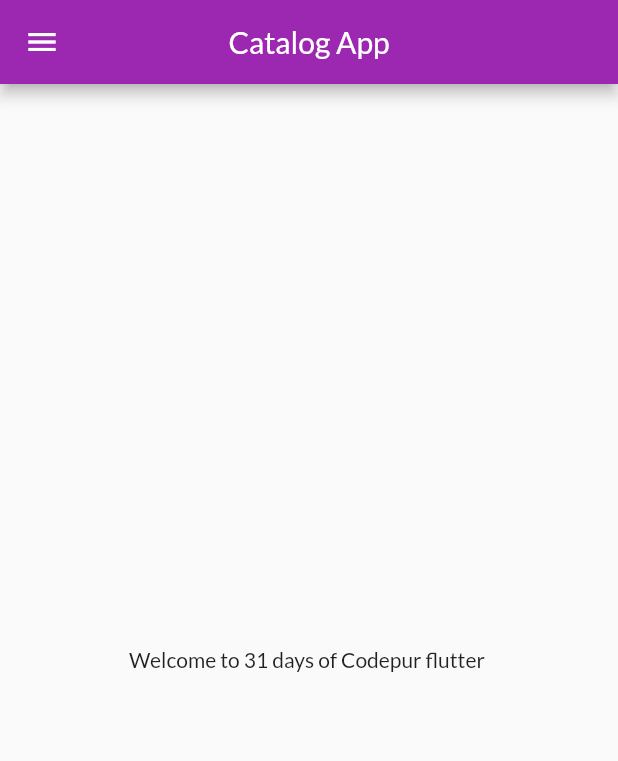
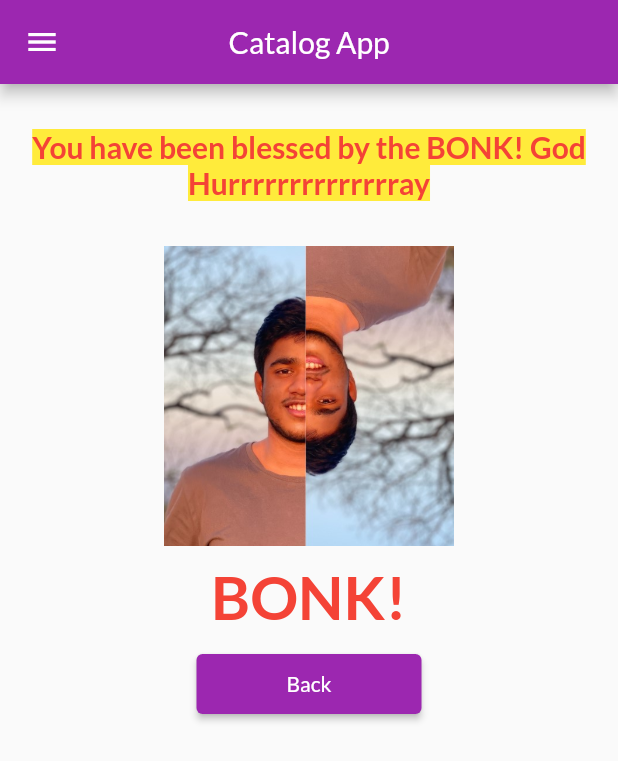
Before and after one commit to punitpalial/flutterpractice, a Flutter app: the Homepage screen opened by its route, on a phone screen of 412 x 824 dp. Shown: the top 761 px of the screen. Run offline on Flutter 3.47's test engine with Material 2 defaults, Android fonts, the phone set to English and light mode, and no system bars; our stand-ins replace google_fonts.

Commit message:
day5completed

```diff
--- a/lib/main.dart
+++ b/lib/main.dart
@@ -1,7 +1,7 @@
 import 'package:flutter/material.dart';
 import 'package:flutter_application_codepur/pages/homepage.dart';
 import 'package:flutter_application_codepur/pages/loginpage.dart';
-import 'package:google_fonts/google_fonts.dart';
+import 'package:flutter_application_codepur/utils/routes.dart';
 import 'package:google_fonts/google_fonts.dart';
 
 void main() {
@@ -26,8 +26,8 @@ class MyApp extends StatelessWidget {
       //initialRoute: "/home",
       routes: {
         "/": (context) => LoginPage(),
-        "/home": (context) => Homepage(),
-        "/login": (context) => LoginPage(),
+        MyRoutes.homeRoute: (context) => Homepage(),
+        MyRoutes.loginRoute: (context) => LoginPage(),
       },
     );
   }
--- a/lib/pages/homepage.dart
+++ b/lib/pages/homepage.dart
@@ -1,4 +1,5 @@
 import 'package:flutter/material.dart';
+import 'package:flutter_application_codepur/utils/routes.dart';
 
 class Homepage extends StatelessWidget {
   final int days = 31;
@@ -12,8 +13,51 @@ class Homepage extends StatelessWidget {
         centerTitle: true,
       ),
       body: Center(
-        child: Container(
-          child: Text('Welcome to $days days of $name flutter '),
+        child: Column(
+          children: [
+            SizedBox(
+              height: 30.0,
+            ),
+            Text(
+              'You have been blessed by the BONK! God Hurrrrrrrrrrrrrray',
+              textAlign: TextAlign.center,
+              style: TextStyle(
+                fontSize: 20,
+                fontWeight: FontWeight.bold,
+                color: Colors.red,
+                backgroundColor: Colors.yellow,
+              ),
+            ),
+            SizedBox(
+              height: 30.0,
+            ),
+            Image.asset(
+              "assets/images/bonk.jpg",
+              //fit: BoxFit.cover,
+              height: 200,
+            ),
+            SizedBox(
+              height: 10.0,
+            ),
+            Text(
+              'BONK!',
+              style: TextStyle(
+                fontSize: 40,
+                fontWeight: FontWeight.bold,
+                color: Colors.red,
+              ),
+            ),
+            SizedBox(
+              height: 10.0,
+            ),
+            ElevatedButton(
+              child: Text('Back'),
+              style: TextButton.styleFrom(minimumSize: Size(150, 40)),
+              onPressed: () {
+                Navigator.pushNamed(context, MyRoutes.loginRoute);
+              },
+            ),
+          ],
         ),
       ),
       drawer: Drawer(),
--- a/lib/pages/loginpage.dart
+++ b/lib/pages/loginpage.dart
@@ -1,15 +1,18 @@
-import 'package:flutter/foundation.dart';
 import 'package:flutter/material.dart';
+import 'package:flutter_application_codepur/utils/routes.dart';
 
 class LoginPage extends StatelessWidget {
   @override
   Widget build(BuildContext context) {
     return Material(
       color: Colors.white,
+      child: SingleChildScrollView(
         child: Column(
           children: [
             Image.asset(
               "assets/images/newbglesslogo.png",
+              fit: BoxFit.cover,
+              height: 200,
             ),
             SizedBox(
               height: 20.0,
@@ -44,20 +47,21 @@ class LoginPage extends StatelessWidget {
                     ),
                   ),
                   SizedBox(
-                  height: 20.0,
+                    height: 40.0,
                   ),
                   ElevatedButton(
                     child: Text('Login'),
-                  style: TextButton.styleFrom(),
+                    style: TextButton.styleFrom(minimumSize: Size(150, 40)),
                     onPressed: () {
-                    print("Hi Codepur");
+                      Navigator.pushNamed(context, MyRoutes.homeRoute);
                     },
-                )
+                  ),
                 ],
               ),
             )
           ],
         ),
+      ),
     );
   }
 }
--- /dev/null
+++ b/lib/utils/routes.dart
@@ -0,0 +1,4 @@
+class MyRoutes {
+  static String loginRoute = "/login";
+  static String homeRoute = "/home";
+}
```
Also changed, not shown: assets/images/bonk.jpg (added), 1 other file. Lines whose indentation alone changed are shown as unchanged.
